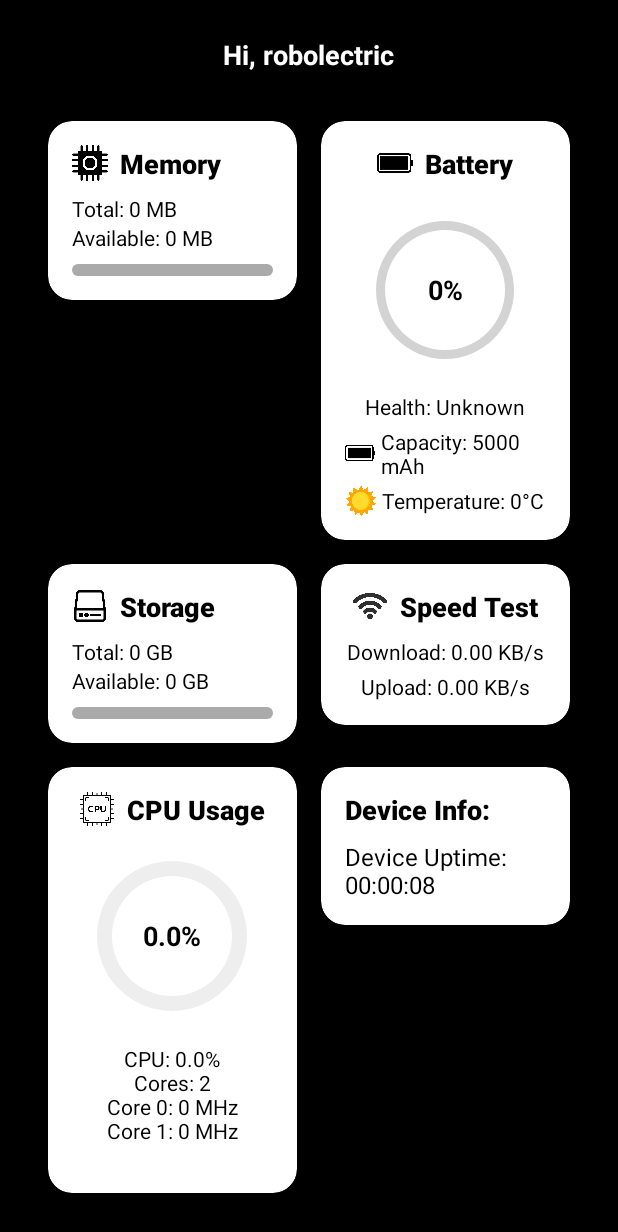
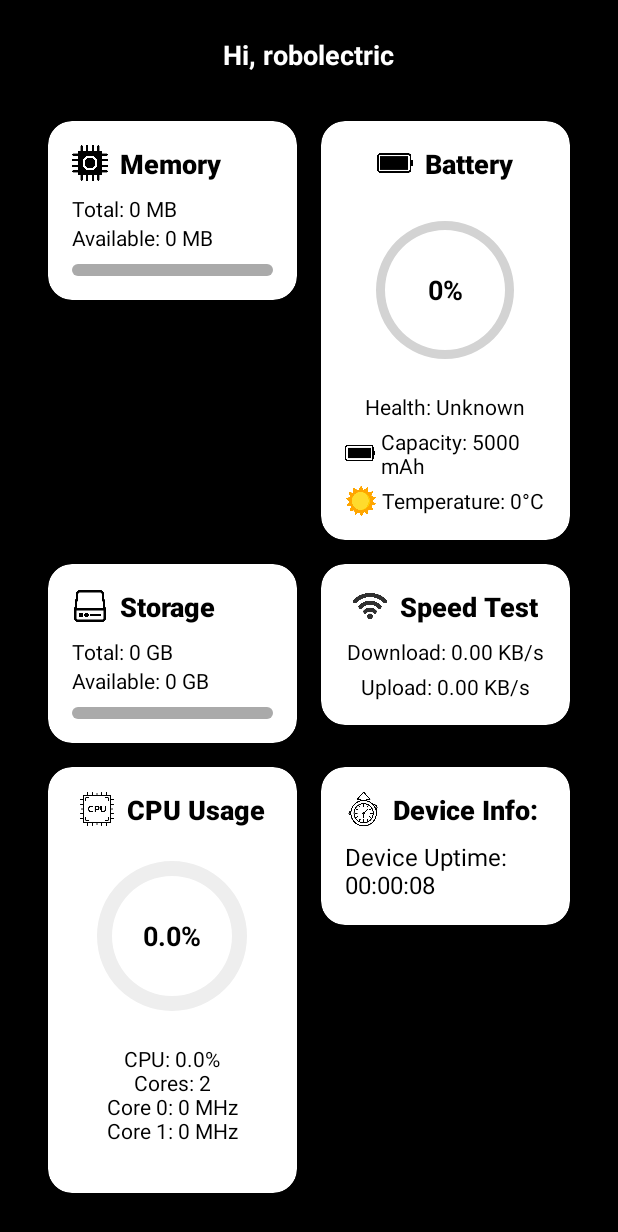
Before and after one commit to Vaishalinidhi/SystemMonitorapp, an Android app: the screen it shows after launch (MainActivity), on a phone screen of 412 x 824 dp. Shown: the top 1232 px of the screen. Run offline under Robolectric (Android 15) with nearby library versions, the phone set to English and light mode, and no system bars; 4 statements that could not run were skipped.

Commit message:
Updated uptime card

```diff
--- a/app/src/main/res/layout/activity_main.xml
+++ b/app/src/main/res/layout/activity_main.xml
@@ -443,15 +443,30 @@
                     android:orientation="vertical"
                     android:padding="16dp">
 
-                    <TextView
+                    <!-- Device Info Title with Icon -->
+                    <LinearLayout
                         android:layout_width="wrap_content"
                         android:layout_height="wrap_content"
-                        android:text="Device Info:"
-                        android:textColor="#000000"
-                        android:textSize="18sp"
-                        android:textStyle="bold"
-                        android:fontFamily="sans-serif-medium" />
+                        android:orientation="horizontal"
+                        android:gravity="center_vertical">
 
+                        <ImageView
+                            android:layout_width="24dp"
+                            android:layout_height="24dp"
+                            android:src="@drawable/img_10"/>
+
+                        <TextView
+                            android:layout_width="wrap_content"
+                            android:layout_height="wrap_content"
+                            android:text="Device Info:"
+                            android:textColor="#000000"
+                            android:textSize="18sp"
+                            android:textStyle="bold"
+                            android:fontFamily="sans-serif-medium"
+                            android:paddingStart="8dp" />
+                    </LinearLayout>
+
+                    <!-- Device Uptime Text -->
                     <TextView
                         android:id="@+id/device_uptime"
                         android:layout_width="wrap_content"
@@ -463,7 +478,6 @@
                 </LinearLayout>
             </androidx.cardview.widget.CardView>
 
-
         </GridLayout>
     </LinearLayout>
 </ScrollView>
```
Also changed, not shown: app/src/main/res/drawable/img_10.png (added).
